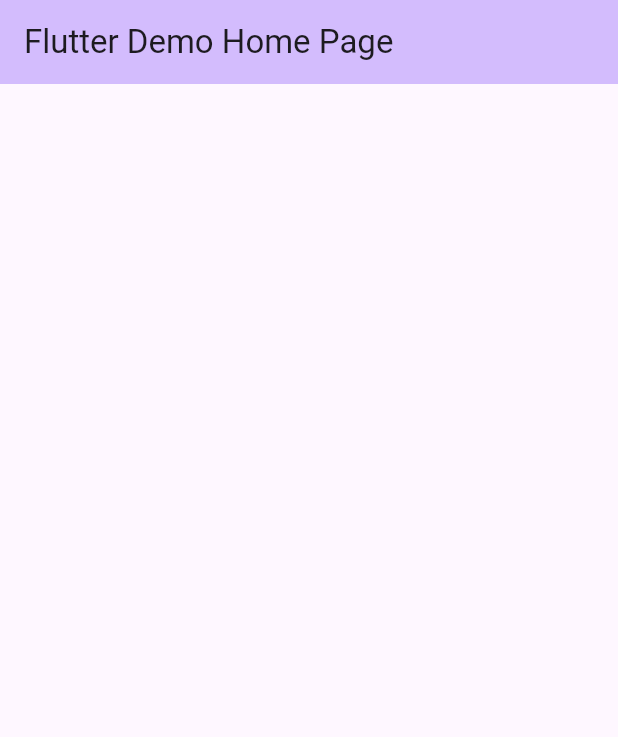
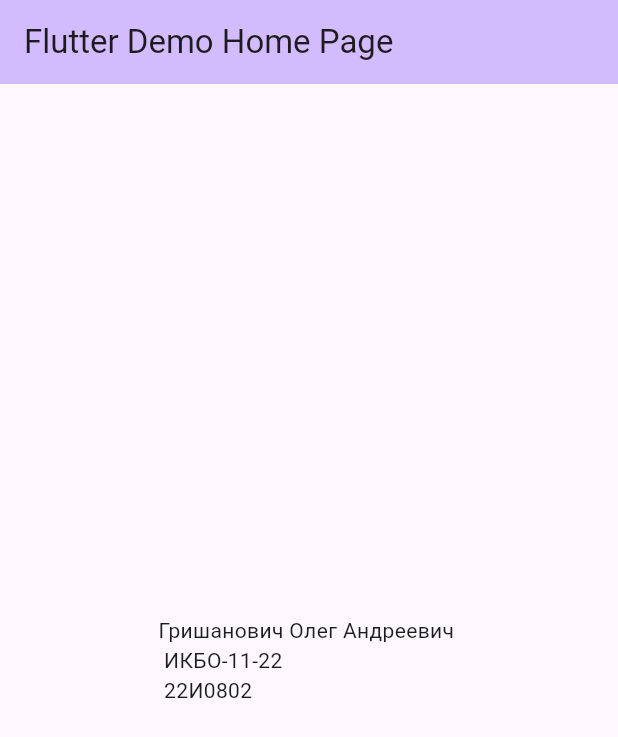
Before and after one commit to OlejaYasniy/Flutter, a Flutter app: the screen it shows after launch, on a phone screen of 412 x 824 dp. Shown: the top 737 px of the screen. Run offline on Flutter 3.47's test engine with Material 3 defaults, Android fonts, the phone set to English and light mode, and no system bars.

Commit message:
Third flutter

```diff
--- a/lib/main.dart
+++ b/lib/main.dart
@@ -40,7 +40,7 @@ class _MyHomePageState extends State<MyHomePage> {
         child: Column(
           mainAxisAlignment: MainAxisAlignment.center,
           children: <Widget>[
-            const Text(''),
+            const Text('Гришанович Олег Андреевич \n ИКБО-11-22 \n 22И0802'),
           ],
         ),
       ),
```
